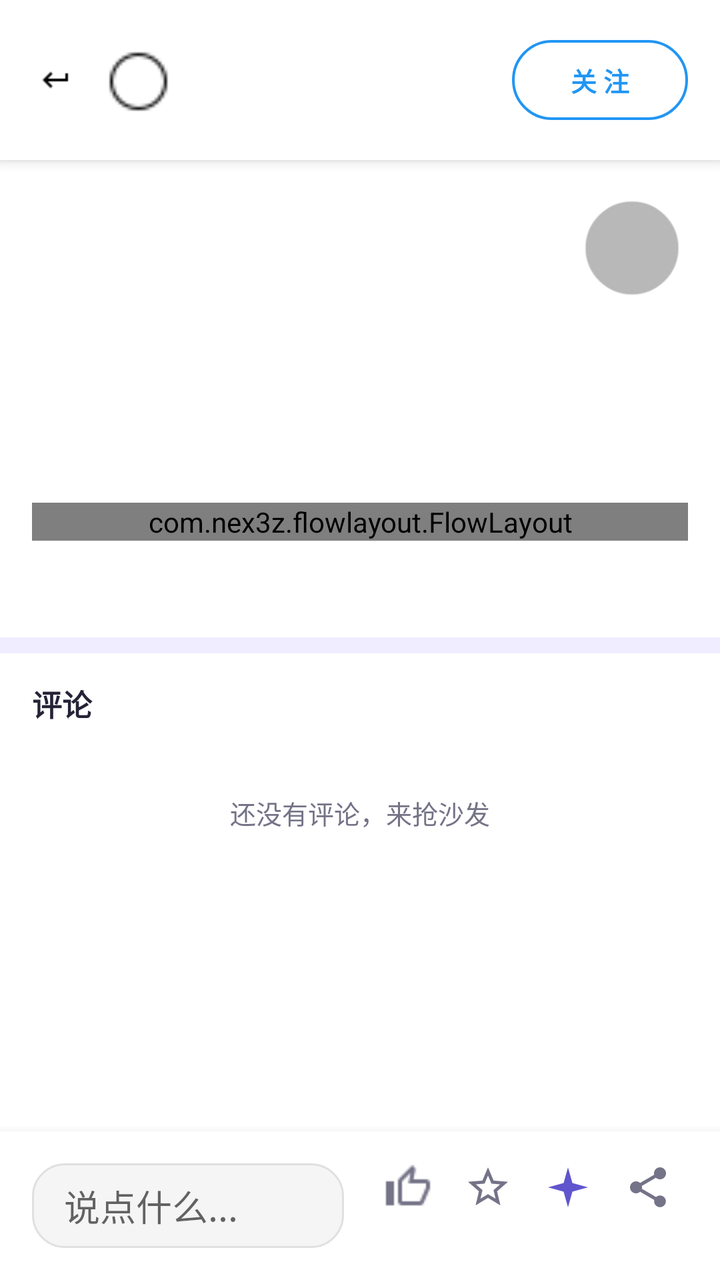
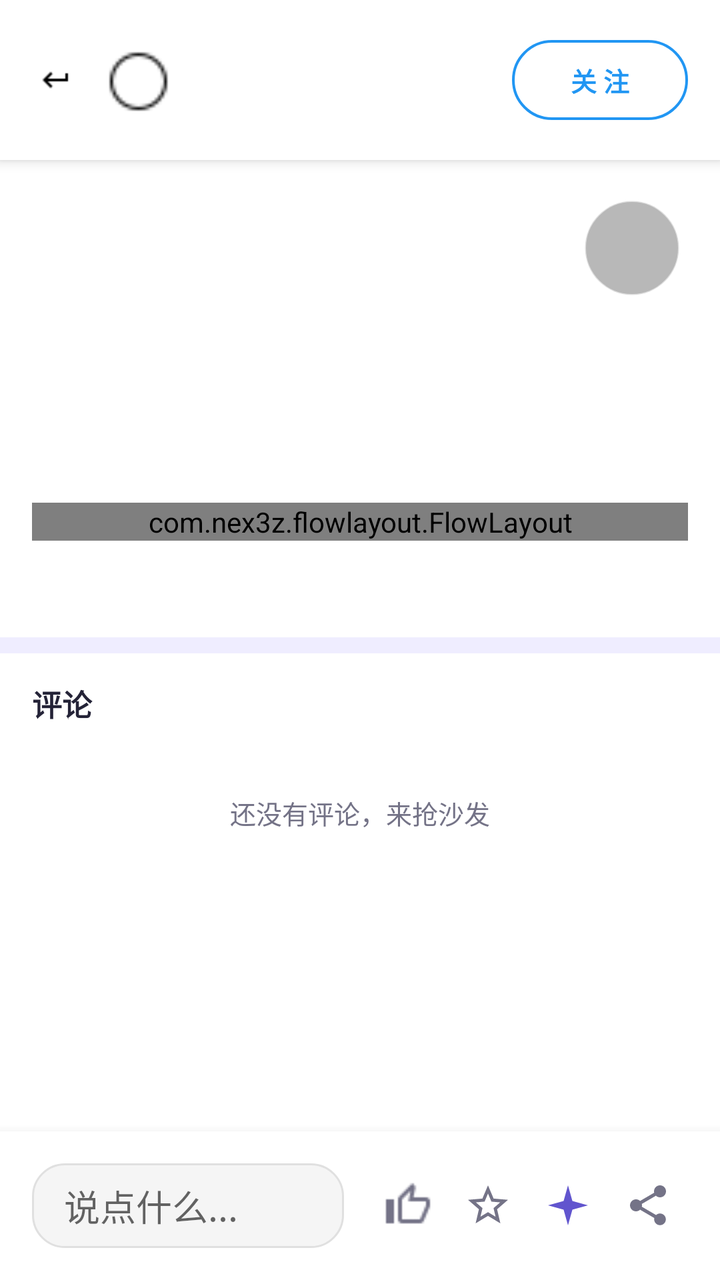

Compare the two renders of this Android layout. The source of the first and the diff that turns it into the second are given below.
<!-- AndroidManifest.xml: application theme AppTheme -->
<!-- res/layout/activity_detail.xml -->
<?xml version="1.0" encoding="utf-8"?>
<androidx.coordinatorlayout.widget.CoordinatorLayout
    xmlns:android="http://schemas.android.com/apk/res/android"
    xmlns:app="http://schemas.android.com/apk/res-auto"
    android:id="@+id/root_layout"
    android:layout_width="match_parent"
    android:layout_height="match_parent"
    android:background="@color/white">

    
    <View
        android:id="@+id/background_overlay"
        android:layout_width="match_parent"
        android:layout_height="match_parent"
        android:background="#CCFFFFFF"
        android:alpha="0"
        android:clickable="false"
        android:focusable="false" />

    
    <FrameLayout
        android:id="@+id/scroll_container"
        android:layout_width="match_parent"
        android:layout_height="match_parent"
        android:clipChildren="false"
        android:clipToPadding="false">

        
        <androidx.core.widget.NestedScrollView
            android:id="@+id/nested_scroll_view"
            android:layout_width="match_parent"
            android:layout_height="match_parent"
            android:paddingBottom="80dp">

            <LinearLayout
                android:layout_width="match_parent"
                android:layout_height="wrap_content"
                android:orientation="vertical">

                
                <LinearLayout
                    android:id="@+id/top_bar"
                    android:layout_width="match_parent"
                    android:layout_height="wrap_content"
                    android:orientation="horizontal"
                    android:padding="16dp"
                    android:gravity="center_vertical"
                    android:background="@color/white"
                    android:elevation="4dp">

                    
                    <ImageView
                        android:id="@+id/back_button"
                        android:layout_width="24dp"
                        android:layout_height="24dp"
                        android:src="@drawable/ic_arrow_back"
                        android:contentDescription="返回"
                        android:padding="4dp"
                        android:background="?attr/selectableItemBackgroundBorderless" />

                    
                    <LinearLayout
                        android:id="@+id/author_container"
                        android:layout_width="0dp"
                        android:layout_height="wrap_content"
                        android:layout_weight="1"
                        android:orientation="horizontal"
                        android:paddingStart="12dp"
                        android:gravity="center_vertical"
                        android:clickable="true"
                        android:focusable="true"
                        android:foreground="?attr/selectableItemBackground">

                        
                        <ImageView
                            android:id="@+id/author_avatar"
                            android:layout_width="36dp"
                            android:layout_height="36dp"
                            android:scaleType="centerCrop"
                            android:background="@drawable/circle_bg"/>

                        
                        <TextView
                            android:id="@+id/author_name"
                            android:layout_width="wrap_content"
                            android:layout_height="wrap_content"
                            android:layout_marginStart="12dp"
                            android:textSize="14sp"
                            android:textStyle="bold"
                            android:textColor="@color/black"
                            android:maxLines="1"
                            android:ellipsize="end"/>
                    </LinearLayout>

                    
                    <com.google.android.material.button.MaterialButton
                        android:id="@+id/follow_button"
                        style="@style/Widget.Material3.Button.OutlinedButton"
                        android:layout_width="wrap_content"
                        android:layout_height="wrap_content"
                        android:text="关 注"
                        android:textColor="@color/primary_color"
                        android:textSize="13sp"
                        android:textStyle="bold"
                        app:cornerRadius="50dp"
                        app:rippleColor="@color/primary_color"
                        app:strokeColor="@color/primary_color"
                        app:strokeWidth="1.2dp" />


                </LinearLayout>

                
                <FrameLayout
                    android:id="@+id/image_container"
                    android:layout_width="match_parent"
                    android:layout_height="wrap_content"
                    android:clipChildren="true"
                    android:clipToPadding="true">

                    <androidx.viewpager2.widget.ViewPager2
                        android:id="@+id/image_pager"
                        android:layout_width="match_parent"
                        android:layout_height="wrap_content"
                        android:background="@color/black"/>

                    
                    <LinearLayout
                        android:id="@+id/progress_indicator"
                        android:layout_width="match_parent"
                        android:layout_height="wrap_content"
                        android:layout_gravity="bottom"
                        android:orientation="horizontal"
                        android:gravity="center"
                        android:paddingVertical="8dp"
                        android:visibility="gone"/>

                    
                    <ImageView
                        android:id="@+id/music_control_button"
                        android:layout_width="48dp"
                        android:layout_height="48dp"
                        android:layout_gravity="bottom|end"
                        android:layout_margin="20dp"
                    android:background="@drawable/circle_transparent_bg"
                    android:alpha="0.7"
                    android:contentDescription="音乐控制"
                    android:padding="12dp"
                    android:clickable="true"
                    android:focusable="true"/>

                </FrameLayout>

                
                <LinearLayout
                    android:id="@+id/content_layout"
                    android:layout_width="match_parent"
                    android:layout_height="wrap_content"
                    android:orientation="vertical"
                    android:padding="16dp">

                    
                    <TextView
                        android:id="@+id/title_text"
                        android:layout_width="match_parent"
                        android:layout_height="wrap_content"
                        android:textSize="18sp"
                        android:textStyle="bold"
                        android:textColor="@color/black"
                        android:lineSpacingExtra="4dp"/>

                    
                    <TextView
                        android:id="@+id/content_text"
                        android:layout_width="match_parent"
                        android:layout_height="wrap_content"
                        android:layout_marginTop="12dp"
                        android:textSize="14sp"
                        android:textColor="@color/profile_ink"
                        android:lineSpacingExtra="6dp"/>

                    
                    <TextView
                        android:id="@+id/summarize_entry"
                        android:layout_width="wrap_content"
                        android:layout_height="wrap_content"
                        android:layout_marginTop="10dp"
                        android:background="@drawable/edittext_rounded_bg"
                        android:paddingStart="14dp"
                        android:paddingEnd="14dp"
                        android:paddingTop="8dp"
                        android:paddingBottom="8dp"
                        android:text="@string/summarize_entry"
                        android:textColor="@color/primary_color"
                        android:textSize="13sp"
                        android:textStyle="bold"
                        android:visibility="gone" />

                    <TextView
                        android:id="@+id/summary_body"
                        android:layout_width="match_parent"
                        android:layout_height="wrap_content"
                        android:layout_marginTop="10dp"
                        android:padding="14dp"
                        android:background="@drawable/edittext_rounded_bg"
                        android:textColor="@color/profile_ink"
                        android:textSize="14sp"
                        android:lineSpacingExtra="6dp"
                        android:textIsSelectable="true"
                        android:visibility="gone" />

                    <LinearLayout
                        android:layout_width="match_parent"
                        android:layout_height="wrap_content"
                        android:orientation="horizontal">
                        <Button
                            android:id="@+id/summary_retry"
                            style="@style/PixelFlowSummaryRetryButton"
                            android:layout_width="wrap_content"
                            android:layout_height="wrap_content"
                            android:text="@string/search_retry"
                            android:visibility="gone" />
                        <Button
                            android:id="@+id/summary_stop"
                            style="@style/PixelFlowSummaryStopButton"
                            android:layout_width="wrap_content"
                            android:layout_height="wrap_content"
                            android:text="@string/ai_stop"
                            android:visibility="gone" />
                    </LinearLayout>

                    
                    <com.nex3z.flowlayout.FlowLayout
                        android:id="@+id/tags_container"
                        android:layout_width="match_parent"
                        android:layout_height="wrap_content"
                        android:layout_marginTop="12dp"
                        android:orientation="horizontal"/>

                    
                    <TextView
                        android:id="@+id/publish_date"
                        android:layout_width="match_parent"
                        android:layout_height="wrap_content"
                        android:layout_marginTop="16dp"
                        android:textSize="12sp"
                        android:textColor="@color/profile_muted"/>
                </LinearLayout>

                
                <View
                    android:layout_width="match_parent"
                    android:layout_height="8dp"
                    android:background="@color/profile_soft" />

                <LinearLayout
                    android:layout_width="match_parent"
                    android:layout_height="wrap_content"
                    android:orientation="vertical"
                    android:paddingBottom="16dp">

                    <LinearLayout
                        android:layout_width="match_parent"
                        android:layout_height="wrap_content"
                        android:orientation="horizontal"
                        android:gravity="center_vertical"
                        android:paddingStart="16dp"
                        android:paddingEnd="16dp">

                        <TextView
                            android:id="@+id/comments_header"
                            android:layout_width="0dp"
                            android:layout_height="wrap_content"
                            android:layout_weight="1"
                            android:paddingTop="14dp"
                            android:paddingBottom="10dp"
                            android:text="@string/comments_header"
                            android:textSize="15sp"
                            android:textStyle="bold"
                            android:textColor="@color/profile_ink" />

                        
                        <TextView
                            android:id="@+id/auto_reply_entry"
                            android:layout_width="wrap_content"
                            android:layout_height="wrap_content"
                            android:paddingStart="8dp"
                            android:paddingEnd="4dp"
                            android:paddingTop="14dp"
                            android:paddingBottom="10dp"
                            android:text="@string/auto_reply_entry"
                            android:textColor="@color/profile_accent"
                            android:textSize="13sp"
                            android:visibility="gone" />
                    </LinearLayout>

                    <androidx.recyclerview.widget.RecyclerView
                        android:id="@+id/comments_list"
                        android:layout_width="match_parent"
                        android:layout_height="wrap_content"
                        android:nestedScrollingEnabled="false"
                        android:overScrollMode="never" />

                    <TextView
                        android:id="@+id/comments_empty"
                        android:layout_width="match_parent"
                        android:layout_height="wrap_content"
                        android:gravity="center"
                        android:padding="24dp"
                        android:text="@string/comments_empty"
                        android:textSize="13sp"
                        android:textColor="@color/profile_muted" />

                    <TextView
                        android:id="@+id/comments_more"
                        android:layout_width="match_parent"
                        android:layout_height="wrap_content"
                        android:gravity="center"
                        android:padding="10dp"
                        android:textSize="13sp"
                        android:textColor="@color/profile_accent"
                        android:visibility="gone" />
                </LinearLayout>
            </LinearLayout>
        </androidx.core.widget.NestedScrollView>
    </FrameLayout>

    
    <LinearLayout
        android:id="@+id/bottom_bar"
        android:layout_width="match_parent"
        android:layout_height="wrap_content"
        android:layout_gravity="bottom"
        android:orientation="horizontal"
        android:background="@color/white"
        android:padding="16dp"
        android:elevation="8dp"
        app:layout_behavior="com.google.android.material.behavior.HideBottomViewOnScrollBehavior">

        
        <EditText
            android:id="@+id/comment_input"
            android:layout_width="0dp"
            android:layout_height="wrap_content"
            android:minHeight="40dp"
            android:layout_weight="1"
            android:layout_marginEnd="12dp"
            android:hint="@string/comments_input_hint"
            android:background="@drawable/edittext_rounded_bg"
            android:paddingStart="16dp"
            android:paddingEnd="16dp"
            android:paddingTop="8dp"
            android:paddingBottom="8dp"
            android:maxLines="3"
            android:imeOptions="actionSend"
            android:inputType="textMultiLine|textCapSentences"/>

        
        <TextView
            android:id="@+id/comment_send"
            android:layout_width="wrap_content"
            android:layout_height="wrap_content"
            android:layout_gravity="center_vertical"
            android:layout_marginEnd="12dp"
            android:background="@drawable/edittext_rounded_bg"
            android:paddingStart="14dp"
            android:paddingEnd="14dp"
            android:paddingTop="8dp"
            android:paddingBottom="8dp"
            android:text="@string/comments_send"
            android:textColor="@color/primary_color"
            android:textSize="14sp"
            android:textStyle="bold"
            android:visibility="gone" />

        
        <ImageView
            android:id="@+id/like_button"
            android:layout_width="24dp"
            android:layout_height="24dp"
            android:layout_marginHorizontal="8dp"
            android:src="@drawable/ic_thumb_up_outline"
            app:tint="@color/profile_muted" />


        
        <ImageView
            android:id="@+id/collect_button"
            android:layout_width="24dp"
            android:layout_height="24dp"
            android:layout_marginHorizontal="8dp"
            android:src="@drawable/ic_star_outline"
            app:tint="@color/profile_muted" />

        
        <ImageView
            android:id="@+id/copilot_button"
            android:layout_width="24dp"
            android:layout_height="24dp"
            android:layout_marginHorizontal="8dp"
            android:contentDescription="@string/copilot_title"
            android:src="@drawable/ic_sparkle"
            android:tint="@color/profile_accent" />
        
        <ImageView
            android:id="@+id/share_button"
            android:layout_width="24dp"
            android:layout_height="24dp"
            android:layout_marginHorizontal="8dp"
            android:src="@drawable/ic_share"
            app:tint="@color/profile_muted" />
    </LinearLayout>

</androidx.coordinatorlayout.widget.CoordinatorLayout>
<!-- resources referenced by this layout -->
<resources>
  <color name="black">#FF000000</color>
  <color name="primary_color">#FF2196F3</color>
  <color name="profile_accent">#6155CE</color>
  <color name="profile_ink">#242337</color>
  <color name="profile_muted">#747387</color>
  <color name="profile_soft">#EFEDFF</color>
  <color name="white">#FFFFFFFF</color>
  <!-- drawable circle_transparent_bg (drawable) -->
  <?xml version="1.0" encoding="utf-8"?>
  <shape xmlns:android="http://schemas.android.com/apk/res/android"
      android:shape="oval">
      <solid android:color="#66000000" /> 
      <stroke
          android:width="1dp"
          android:color="#88FFFFFF" /> 
  </shape>
  <!-- drawable edittext_rounded_bg (drawable) -->
  <?xml version="1.0" encoding="utf-8"?>
  <shape xmlns:android="http://schemas.android.com/apk/res/android"
      android:shape="rectangle">
      <solid android:color="@color/gray_100" />
      <corners android:radius="16dp" /> 
      <stroke
          android:width="1dp"
          android:color="@color/gray_300" />
  </shape>
  <!-- drawable ic_sparkle (drawable) -->
  <?xml version="1.0" encoding="utf-8"?>
  <vector xmlns:android="http://schemas.android.com/apk/res/android"
      android:width="20dp"
      android:height="20dp"
      android:viewportWidth="24"
      android:viewportHeight="24">
      <path
          android:fillColor="#FFFFFF"
          android:pathData="M12,2 L14.2,9.8 L22,12 L14.2,14.2 L12,22 L9.8,14.2 L2,12 L9.8,9.8 Z" />
  </vector>
  <string name="ai_stop">停止</string>
  <string name="auto_reply_entry">自动回复</string>
  <string name="comments_empty">还没有评论，来抢沙发</string>
  <string name="comments_header">评论</string>
  <string name="comments_input_hint">说点什么...</string>
  <string name="comments_send">发送</string>
  <string name="copilot_title">AI 助手</string>
  <string name="search_retry">重试</string>
  <string name="summarize_entry">✨ 提炼要点</string>
  <style name="PixelFlowSummaryRetryButton" parent="Widget.MaterialComponents.Button">
          <item name="android:textSize">14sp</item>
          <item name="android:textAllCaps">false</item>
          <item name="android:textColor">@color/dialog_button_primary</item>
          <item name="backgroundTint">@color/summary_retry_background</item>
          <item name="cornerRadius">8dp</item>
          <item name="rippleColor">@color/accent_ripple</item>
      </style>
  <style name="PixelFlowSummaryStopButton" parent="PixelFlowSummaryRetryButton">
          <item name="android:textColor">@color/dialog_button_secondary</item>
          <item name="backgroundTint">@android:color/transparent</item>
          <item name="elevation">0dp</item>
      </style>
  <color name="gray_100">#FFF5F5F5</color>
  <color name="gray_300">#FFE0E0E0</color>
  <color name="gray_600">#FF757575</color>
  <color name="accent_ripple">#1F6155CE</color>
  <color name="brand_violet_deep">#FF4A3FB8</color>
  <color name="brand_violet_light">#FF8B7FF5</color>
  <color name="brand_violet">#FF6155CE</color>
  <color name="profile_bg">#F7F7FC</color>
  <color name="profile_surface">#FFFFFF</color>
  <color name="profile_error">#B3261E</color>
  <style name="ShapeRounded.Small" parent="ShapeAppearance.MaterialComponents.SmallComponent">
          <item name="cornerFamily">rounded</item>
          <item name="cornerSize">@dimen/radius_control</item>
      </style>
  <style name="ShapeRounded.Medium" parent="ShapeAppearance.MaterialComponents.MediumComponent">
          <item name="cornerFamily">rounded</item>
          <item name="cornerSize">@dimen/radius_card</item>
      </style>
  <style name="ShapeRounded.Large" parent="ShapeAppearance.MaterialComponents.LargeComponent">
          <item name="cornerFamily">rounded</item>
          <item name="cornerSize">24dp</item>
      </style>
  <dimen name="radius_control">12dp</dimen>
  <dimen name="radius_card">16dp</dimen>
  <dimen name="radius_pill">22dp</dimen>
  <!-- unchanged entries left out for length: 7 -->
</resources>

<!-- the commit's change to res/layout/activity_detail.xml (unified diff, before → after) -->
@@ -332,6 +332,7 @@
         android:layout_height="wrap_content"
         android:layout_gravity="bottom"
         android:orientation="horizontal"
+        android:gravity="center_vertical"
         android:background="@color/white"
         android:padding="16dp"
         android:elevation="8dp"
